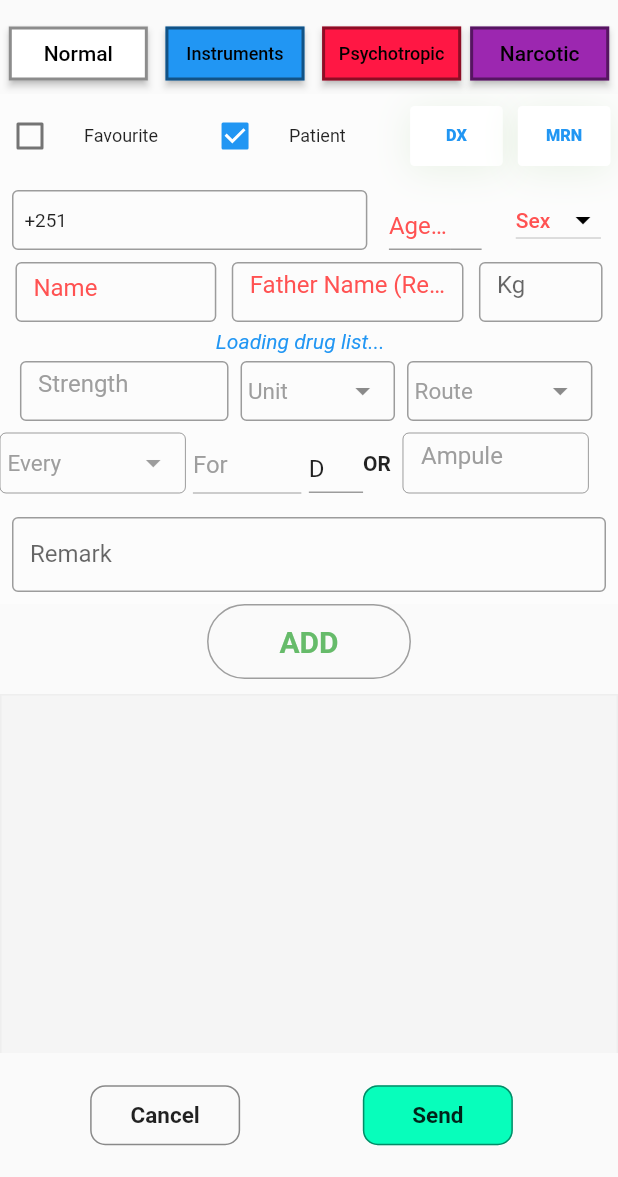
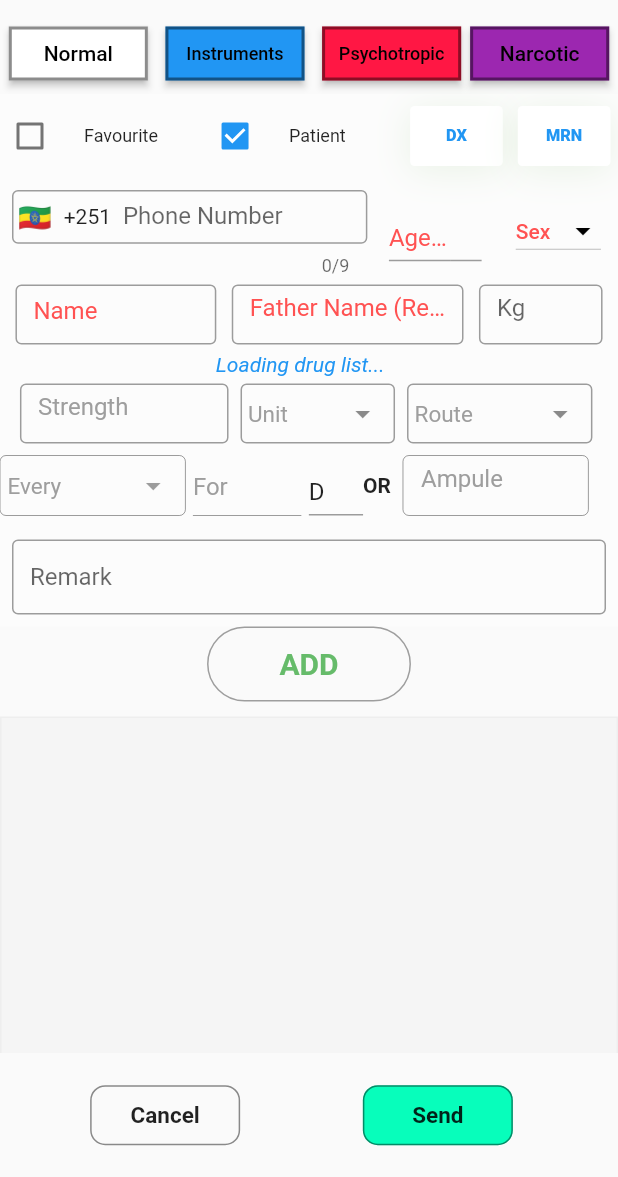
Before and after one commit to rmanselefi/hepies_mobile, a Flutter app: the WritePrescription screen opened directly, on a phone screen of 412 x 824 dp, the part 59-1236 px from its top. Run offline on Flutter 3.47's test engine with Material 2 defaults, Android fonts, the phone set to English and light mode, and no system bars; drawn by our look-alikes of intl_phone_field; our stand-ins replace auto_size_text, bouncing_widget, country_code_picker, dio, expandable, firebase_core and 15 more; missing offline and left inert: flutter_decorated_text, flutter_linear_datepicker, flutter_pdfview, hashtagable, linkify_text, mailto and 2 more; accounts and stored records are empty; network calls fail.

Commit message:
update Phonenumber formating and validation

```diff
--- a/lib/ui/doctor/prescription/forms/prescribe_form.dart
+++ b/lib/ui/doctor/prescription/forms/prescribe_form.dart
@@ -11,9 +11,11 @@ import 'package:hepies/providers/drug_provider.dart';
 import 'package:hepies/providers/patient_provider.dart';
 import 'package:hepies/providers/prescription_provider.dart';
 import 'package:hepies/util/shared_preference.dart';
+import 'package:intl_phone_number_input/intl_phone_number_input.dart';
 import 'package:provider/provider.dart';
 import 'package:top_snackbar_flutter/custom_snack_bar.dart';
 import 'package:top_snackbar_flutter/top_snack_bar.dart';
+import 'package:intl_phone_field/intl_phone_field.dart';
 
 // ignore: must_be_immutable
 class PrescribeForm extends StatefulWidget {
@@ -809,22 +811,23 @@ class _PrescribeFormState extends State<PrescribeForm> {
                               padding: const EdgeInsets.all(8.0),
                               child: Container(
                                 width: width(context) * 0.575,
-                                height: 40.0,
-                                child: TextFormField(
+                                height: 55.0,
+                                child: IntlPhoneField(
+                                  initialCountryCode: 'ET',
+                                  showDropdownIcon: false,
                                   // Milkessa: Fixed phone input field formatting
                                   textAlign: TextAlign.start,
                                   controller: phoneController,
                                   enabled: !rememberMe || status == "edit",
-                                  maxLength: 9,
-                                  keyboardType: TextInputType.number,
+                                  keyboardType: TextInputType.phone,
                                   onSaved: (value) {
                                     setState(() {
-                                      patient.phone = "+251$value";
+                                      patient.phone = "+251${value.number}";
                                     });
                                   },
-                                  onChanged: (String val) async {
-                                    var phone = "+251$val";
-                                    if (val.length == 9) {
+                                  onChanged: (PhoneNumber) async {
+                                    var phone = "+251${PhoneNumber.number}";
+                                    if (PhoneNumber.number.length == 9) {
                                       var res = await patientProvider
                                           .getPatient(phone);
                                       if (res != null) {
@@ -843,35 +846,60 @@ class _PrescribeFormState extends State<PrescribeForm> {
                                       patient.phone = phone;
                                     });
                                   },
+                                  // onChanged: (String val) async {
+                                  //   var phone = "+251$val";
+                                  //   if (val.length == 9) {
+                                  //     var res = await patientProvider
+                                  //         .getPatient(phone);
+                                  //     if (res != null) {
+                                  //       setState(() {
+                                  //         ageController.text = res['age'];
+                                  //         _chosenValue = res['sex'];
+                                  //         nameController.text = res['name'];
+                                  //         fnameController.text =
+                                  //             res['fathername'];
+                                  //         phoneController.text =
+                                  //             phone.substring(4);
+                                  //       });
+                                  //     }
+                                  //   }
+                                  //   setState(() {
+                                  //     patient.phone = phone;
+                                  //   });
+                                  // },
                                   decoration: InputDecoration(
-                                      counterText: "",
-                                      contentPadding: EdgeInsets.zero,
-                                      prefixIcon: SizedBox(
-                                        width: 35,
-                                        child: Center(
-                                          child: Text(
-                                            '+251 ',
-                                            textScaleFactor: 0.9,
-                                          ),
-                                        ),
-                                        // CountryCodePicker(
-                                        //   onChanged: (value) {
-                                        //     setState(() {
-                                        //       _countryCode = value.dialCode;
-                                        //       _countryCode == null
-                                        //           ? _countryCode = "+251 - 9"
-                                        //           : _countryCode = '+251 - 9';
-                                        //     });
-                                        //   },
-                                        //   backgroundColor: Colors.white,
-                                        //   initialSelection: 'ET',
-                                        //   favorite: ['+251 - 9', 'ET'],
-                                        //   showCountryOnly: false,
-                                        //   showOnlyCountryWhenClosed: false,
-                                        //   alignLeft: false,
-                                        //   padding: EdgeInsets.all(0.0),
-                                        //   showFlag: false,
-                                        // ),
+                                      // counterText: "",
+                                      // contentPadding: EdgeInsets.zero,
+                                      // prefixIcon: SizedBox(
+                                      //   width: 35,
+                                      //   child: Center(
+                                      //     child: Text(
+                                      //       '+251 ',
+                                      //       textScaleFactor: 0.9,
+                                      //     ),
+                                      //   ),
+                                      //   // CountryCodePicker(
+                                      //   //   onChanged: (value) {
+                                      //   //     setState(() {
+                                      //   //       _countryCode = value.dialCode;
+                                      //   //       _countryCode == null
+                                      //   //           ? _countryCode = "+251 - 9"
+                                      //   //           : _countryCode = '+251 - 9';
+                                      //   //     });
+                                      //   //   },
+                                      //   //   backgroundColor: Colors.white,
+                                      //   //   initialSelection: 'ET',
+                                      //   //   favorite: ['+251 - 9', 'ET'],
+                                      //   //   showCountryOnly: false,
+                                      //   //   showOnlyCountryWhenClosed: false,
+                                      //   //   alignLeft: false,
+                                      //   //   padding: EdgeInsets.all(0.0),
+                                      //   //   showFlag: false,
+                                      //   // ),
+                                      // ),
+                                      labelText: 'Phone Number',
+                                      border: OutlineInputBorder(
+                                        borderSide: BorderSide(),
                                       ),
                                       suffix: patientProvider.fetchStatus ==
                                               Status.Fetching
@@ -881,7 +909,6 @@ class _PrescribeFormState extends State<PrescribeForm> {
                                               child:
                                                   CircularProgressIndicator())
                                           : null,
-                                      border: OutlineInputBorder(),
                                       hintStyle: TextStyle(
                                           color: !rememberMe
                                               ? Colors.redAccent
--- a/pubspec.yaml
+++ b/pubspec.yaml
@@ -67,6 +67,7 @@ dependencies:
   intl_phone_number_input: ^0.7.0+2
   multiselect_formfield: ^0.1.7
   lazy_load_scrollview: ^1.3.0
+  intl_phone_field: ^3.0.1
 
 dev_dependencies:
   flutter_test:
```
